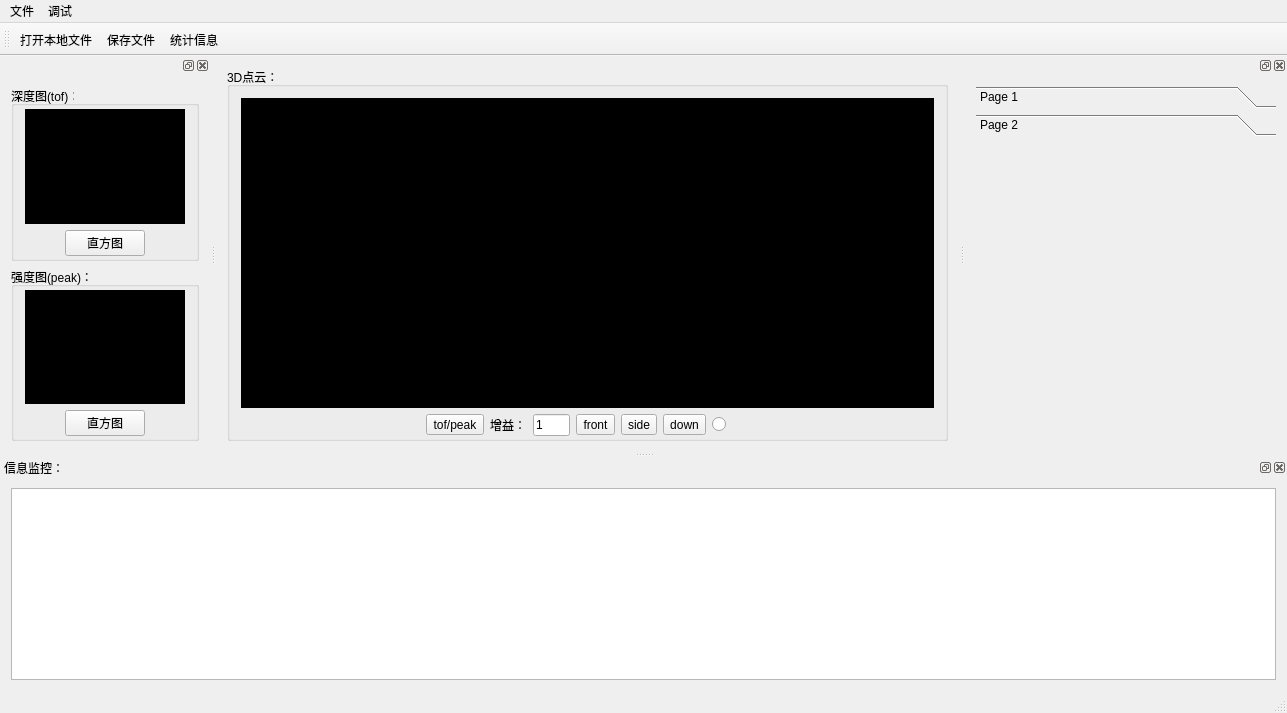
Old version of the form mainwindow.ui in the repository heathen557/VI4310.
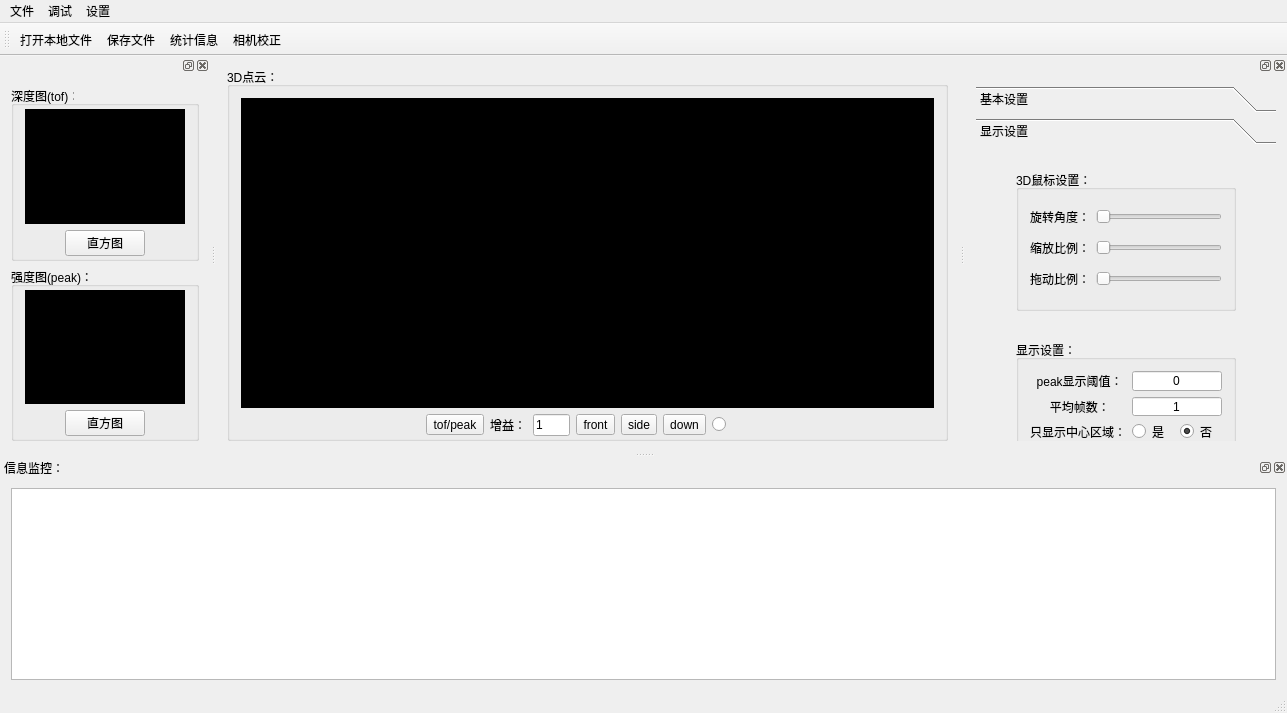
New version of the form. The open tabs and pages were chosen to show the change. Icons and pictures are not drawn. Custom widgets are drawn as their Qt base class.

Commit message: 1、3D鼠标配置 加载/保存 本地的功能完成

```diff
--- a/mainwindow.ui
+++ b/mainwindow.ui
@@ -153,8 +153,15 @@
     </property>
     <addaction name="statistic_action"/>
    </widget>
+   <widget class="QMenu" name="menu_3">
+    <property name="title">
+     <string>设置</string>
+    </property>
+    <addaction name="pileUp_action"/>
+   </widget>
    <addaction name="menu"/>
    <addaction name="menu_2"/>
+   <addaction name="menu_3"/>
   </widget>
   <widget class="QToolBar" name="mainToolBar">
    <attribute name="toolBarArea">
@@ -166,6 +173,7 @@
    <addaction name="openFile_action"/>
    <addaction name="saveFile_action"/>
    <addaction name="statistic_action"/>
+   <addaction name="pileUp_action"/>
   </widget>
   <widget class="QStatusBar" name="statusBar"/>
   <widget class="QDockWidget" name="left_dockWidget">
@@ -339,7 +347,7 @@
          </rect>
         </property>
         <attribute name="label">
-         <string>Page 1</string>
+         <string>基本设置</string>
         </attribute>
         <widget class="QPushButton" name="play_pushButton">
          <property name="geometry">
@@ -361,12 +369,172 @@
           <x>0</x>
           <y>0</y>
           <width>300</width>
-          <height>392</height>
+          <height>433</height>
          </rect>
         </property>
         <attribute name="label">
-         <string>Page 2</string>
+         <string>显示设置</string>
         </attribute>
+        <widget class="QGroupBox" name="groupBox_4">
+         <property name="geometry">
+          <rect>
+           <x>40</x>
+           <y>20</y>
+           <width>220</width>
+           <height>141</height>
+          </rect>
+         </property>
+         <property name="title">
+          <string>3D鼠标设置：</string>
+         </property>
+         <layout class="QGridLayout" name="gridLayout_22">
+          <item row="0" column="0">
+           <layout class="QHBoxLayout" name="horizontalLayout_9">
+            <item>
+             <widget class="QLabel" name="label_7">
+              <property name="text">
+               <string>旋转角度：</string>
+              </property>
+             </widget>
+            </item>
+            <item>
+             <widget class="QSlider" name="rotate_horizontalSlider">
+              <property name="minimum">
+               <number>1</number>
+              </property>
+              <property name="maximum">
+               <number>50</number>
+              </property>
+              <property name="orientation">
+               <enum>Qt::Horizontal</enum>
+              </property>
+             </widget>
+            </item>
+           </layout>
+          </item>
+          <item row="1" column="0">
+           <layout class="QHBoxLayout" name="horizontalLayout_10">
+            <item>
+             <widget class="QLabel" name="label_10">
+              <property name="text">
+               <string>缩放比例：</string>
+              </property>
+             </widget>
+            </item>
+            <item>
+             <widget class="QSlider" name="scale_horizontalSlider">
+              <property name="minimum">
+               <number>1</number>
+              </property>
+              <property name="maximum">
+               <number>50</number>
+              </property>
+              <property name="orientation">
+               <enum>Qt::Horizontal</enum>
+              </property>
+             </widget>
+            </item>
+           </layout>
+          </item>
+          <item row="2" column="0">
+           <layout class="QHBoxLayout" name="horizontalLayout_13">
+            <item>
+             <widget class="QLabel" name="label_8">
+              <property name="text">
+               <string>拖动比例：</string>
+              </property>
+             </widget>
+            </item>
+            <item>
+             <widget class="QSlider" name="translate_horizontalSlider">
+              <property name="minimum">
+               <number>10</number>
+              </property>
+              <property name="maximum">
+               <number>100</number>
+              </property>
+              <property name="orientation">
+               <enum>Qt::Horizontal</enum>
+              </property>
+             </widget>
+            </item>
+           </layout>
+          </item>
+         </layout>
+        </widget>
+        <widget class="QGroupBox" name="groupBox_5">
+         <property name="geometry">
+          <rect>
+           <x>40</x>
+           <y>190</y>
+           <width>220</width>
+           <height>115</height>
+          </rect>
+         </property>
+         <property name="title">
+          <string>显示设置：</string>
+         </property>
+         <layout class="QGridLayout" name="gridLayout_23">
+          <item row="0" column="0">
+           <widget class="QLabel" name="label_12">
+            <property name="text">
+             <string>  peak显示阈值：</string>
+            </property>
+           </widget>
+          </item>
+          <item row="0" column="1" colspan="2">
+           <widget class="QLineEdit" name="peakOffset_lineEdit">
+            <property name="text">
+             <string>0</string>
+            </property>
+            <property name="alignment">
+             <set>Qt::AlignCenter</set>
+            </property>
+           </widget>
+          </item>
+          <item row="1" column="0">
+           <widget class="QLabel" name="label_14">
+            <property name="text">
+             <string>      平均帧数：</string>
+            </property>
+           </widget>
+          </item>
+          <item row="1" column="1" colspan="2">
+           <widget class="QLineEdit" name="averageNum_lineEdit">
+            <property name="text">
+             <string>1</string>
+            </property>
+            <property name="alignment">
+             <set>Qt::AlignCenter</set>
+            </property>
+           </widget>
+          </item>
+          <item row="2" column="0">
+           <widget class="QLabel" name="label_13">
+            <property name="text">
+             <string>只显示中心区域：</string>
+            </property>
+           </widget>
+          </item>
+          <item row="2" column="1">
+           <widget class="QRadioButton" name="centerShowYes_radioButton">
+            <property name="text">
+             <string>是</string>
+            </property>
+           </widget>
+          </item>
+          <item row="2" column="2">
+           <widget class="QRadioButton" name="centerShowNo_radioButton">
+            <property name="text">
+             <string>否</string>
+            </property>
+            <property name="checked">
+             <bool>true</bool>
+            </property>
+           </widget>
+          </item>
+         </layout>
+        </widget>
        </widget>
       </widget>
      </item>
@@ -422,6 +590,15 @@
     <string>统计信息</string>
    </property>
   </action>
+  <action name="pileUp_action">
+   <property name="icon">
+    <iconset resource="imgsource.qrc">
+     <normaloff>:/new/prefix1/images/ccPivotAuto.png</normaloff>:/new/prefix1/images/ccPivotAuto.png</iconset>
+   </property>
+   <property name="text">
+    <string>相机校正</string>
+   </property>
+  </action>
  </widget>
  <layoutdefault spacing="6" margin="11"/>
  <customwidgets>
```
Left out of the diff: 4 changed lines with no effect on the pictures. The commit also changes 11 other files.
